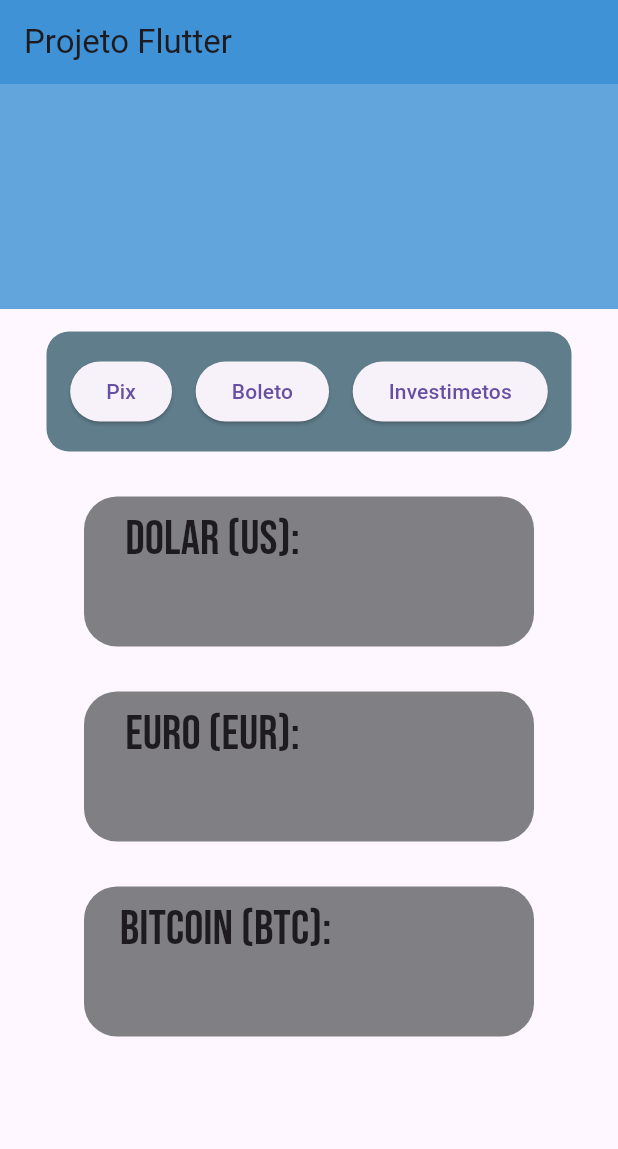
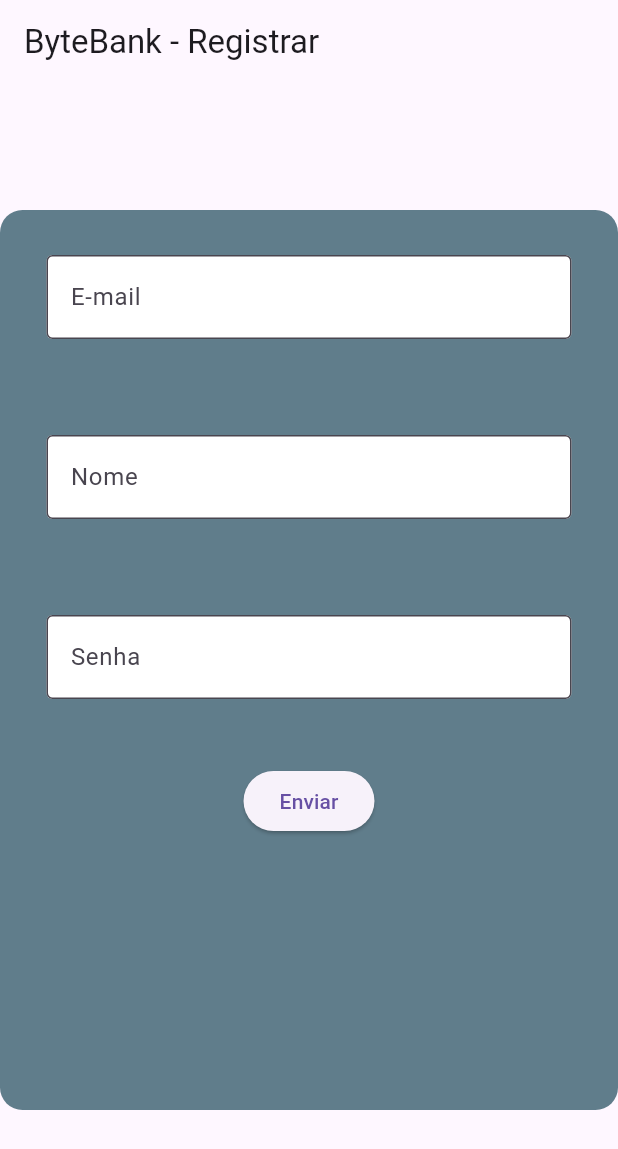
Before and after one commit to PiterMS/Banco, a Flutter app: the screen it shows after launch, on a phone screen of 412 x 824 dp. Shown: the top 1149 px of the screen. Run offline on Flutter 3.47's test engine with Material 3 defaults, Android fonts, the phone set to English and light mode, and no system bars; our stand-ins replace google_fonts.

Commit message:
PROJETO QUASE TERMINADO

```diff
--- a/banco_app/lib/Login.dart
+++ b/banco_app/lib/Login.dart
@@ -19,7 +19,7 @@ class _LoginState extends State<Login> {
   Widget build(BuildContext context) {
     return Scaffold(
       appBar: AppBar(
-        title: const Text('Login'), // Adicionei título
+        title: const Text('ByteBank - Login'), // Adicionei título
       ),
       body: Padding(
         padding: const EdgeInsets.all(20.0),
--- a/banco_app/lib/Pagina_Inicial.dart
+++ b/banco_app/lib/Pagina_Inicial.dart
@@ -1,5 +1,6 @@
 import 'package:flutter/material.dart';
 import 'package:google_fonts/google_fonts.dart';
+import 'API_FInanceira.dart';
 
 class Pagina_Inical extends StatefulWidget {
   @override
@@ -9,11 +10,33 @@ class Pagina_Inical extends StatefulWidget {
 }
 
 class _TelaInicio extends State<Pagina_Inical> {
+  String dolar = '';
+  String euro = '';
+  String bitcoin = '';
+
   @override
+  void initState() {
+    super.initState();
+    fetchExchangeRates();
+  }
+
+  Future<void> fetchExchangeRates() async {
+    try {
+      final data = await getData();
+      setState(() {
+        dolar = data['results']['currencies']['USD']['buy'].toString();
+        euro = data['results']['currencies']['EUR']['buy'].toString();
+        bitcoin = data['results']['cryptocurrencies']['BTC']['buy'].toString();
+      });
+    } catch (e) {
+      print(e);
+    }
+  }
+
   Widget build(BuildContext context) {
     return Scaffold(
       appBar: AppBar(
-        title: Text('Projeto Flutter'),
+        title: Text('ByteBank'),
         backgroundColor: Color.fromARGB(255, 64, 146, 214),
       ),
       body: Scrollbar(
@@ -24,8 +47,15 @@ class _TelaInicio extends State<Pagina_Inical> {
                 padding: EdgeInsets.fromLTRB(0, 0, 0, 15),
                 child: Container(
                   height: 150,
+                  width: 450,
                   decoration: BoxDecoration(
                     color: const Color.fromARGB(255, 97, 165, 220),
+                  ),
+                  child: Text(
+                    ' Seu Saldo: R\$ 0 \n ',
+                    style: GoogleFonts.bebasNeue(
+                      textStyle: Theme.of(context).textTheme.headlineLarge,
+                    ),
                   ),
                 ),
               ),
@@ -38,7 +68,6 @@ class _TelaInicio extends State<Pagina_Inical> {
                     color: Colors.blueGrey,
                     borderRadius: BorderRadius.circular(15.0),
                   ),
-
                   child: Row(
                     mainAxisAlignment: MainAxisAlignment.spaceEvenly,
                     children: [
@@ -46,14 +75,13 @@ class _TelaInicio extends State<Pagina_Inical> {
                       ElevatedButton(onPressed: () {}, child: Text('Boleto')),
                       ElevatedButton(
                         onPressed: () {},
-                        child: Text('Investimetos'),
+                        child: Text('Investimentos'),
                       ),
                     ],
                   ),
                 ),
               ),
-
-              //A 'div' para os flutter
+              // Dólar
               Padding(
                 padding: EdgeInsets.only(top: 30),
                 child: Container(
@@ -66,7 +94,7 @@ class _TelaInicio extends State<Pagina_Inical> {
                   child: Align(
                     alignment: Alignment(-0.7, -0.2),
                     child: Text(
-                      'Dolar (US):\n ',
+                      'Dólar (US):\n $dolar',
                       style: GoogleFonts.bebasNeue(
                         textStyle: Theme.of(context).textTheme.headlineLarge,
                       ),
@@ -74,7 +102,7 @@ class _TelaInicio extends State<Pagina_Inical> {
                   ),
                 ),
               ),
-
+              // Euro
               Padding(
                 padding: EdgeInsets.only(top: 30),
                 child: Container(
@@ -87,27 +115,7 @@ class _TelaInicio extends State<Pagina_Inical> {
                   child: Align(
                     alignment: Alignment(-0.7, -0.2),
                     child: Text(
-                      'Euro (EUR):\n ',
-                      style: GoogleFonts.bebasNeue(
-                        textStyle: Theme.of(context).textTheme.headlineLarge,
-                      ),
-                    ),
-                  ),
-                ),
-              ),
-              Padding(
-                padding: EdgeInsets.only(top: 30),
-                child: Container(
-                  width: 300.0,
-                  height: 100.0,
-                  decoration: BoxDecoration(
-                    color: const Color.fromARGB(166, 60, 62, 66),
-                    borderRadius: BorderRadius.circular(22),
-                  ),
-                  child: Align(
-                    alignment: Alignment(-0.7, -0.2),
-                    child: Text(
-                      'Bitcoin (BTC):\n ',
+                      'Euro (EUR):\n $euro',
                       style: GoogleFonts.bebasNeue(
                         textStyle: Theme.of(context).textTheme.headlineLarge,
                       ),
--- /dev/null
+++ b/banco_app/lib/Registrar.dart
@@ -0,0 +1,77 @@
+import 'package:flutter/material.dart';
+
+class Registrar extends StatefulWidget {
+  @override
+  State<StatefulWidget> createState() {
+    return _Registrar();
+  }
+}
+
+class _Registrar extends State<Registrar> {
+  @override
+  Widget build(BuildContext context) {
+    return Scaffold(
+      appBar: AppBar(title: Text('ByteBank - Registrar')),
+      body: Center(
+        child: Container(
+          width: 450,
+          height: 600,
+          padding: EdgeInsets.fromLTRB(30, 30, 30, 0),
+          decoration: BoxDecoration(
+            color: Colors.blueGrey,
+            borderRadius: BorderRadius.circular(15.0),
+          ),
+          child: Column(
+            mainAxisAlignment: MainAxisAlignment.start,
+            children: [
+              Container(
+                width: 350,
+                height: 100, // Ajuste a altura conforme necessário
+                child: TextFormField(
+                  decoration: InputDecoration(
+                    labelText: 'E-mail',
+                    border: const OutlineInputBorder(),
+                    filled: true,
+                    fillColor: Color.fromARGB(255, 255, 255, 255),
+                  ),
+                ),
+              ),
+              SizedBox(height: 20), // Espaçamento entre os campos
+              Container(
+                width: 350,
+                height: 100, // Ajuste a altura conforme necessário
+                child: TextFormField(
+                  decoration: InputDecoration(
+                    labelText: 'Nome',
+                    border: const OutlineInputBorder(),
+                    filled: true,
+                    fillColor: Color.fromARGB(255, 255, 255, 255),
+                  ),
+                ),
+              ),
+              SizedBox(height: 20), // Espaçamento entre os campos
+              Container(
+                width: 350,
+                height: 100, // Ajuste a altura conforme necessário
+                child: TextFormField(
+                  decoration: InputDecoration(
+                    labelText: 'Senha',
+                    border: const OutlineInputBorder(),
+                    filled: true,
+                    fillColor: Color.fromARGB(255, 255, 255, 255),
+                  ),
+                ),
+              ),
+              ElevatedButton(
+                onPressed: () {
+                  Navigator.pushReplacementNamed(context, '/Login');
+                },
+                child: Text('Enviar'),
+              ),
+            ],
+          ),
+        ),
+      ),
+    );
+  }
+}
--- a/banco_app/lib/main.dart
+++ b/banco_app/lib/main.dart
@@ -1,25 +1,19 @@
+import 'package:banco_app/Registrar.dart';
 import 'package:flutter/material.dart';
 import 'Pagina_Inicial.dart';
 import 'Login.dart';
 
-void main() {
-  runApp(const MyApp());
-}
-
-class MyApp extends StatelessWidget {
-  const MyApp({super.key});
-
-  // This widget is the root of your application.
-  @override
-  Widget build(BuildContext context) {
-    return MaterialApp(
-      title: 'Flutter Demo',
+void main() async {
+  runApp(
+    MaterialApp(
+      title: 'ByteBank',
       theme: ThemeData(),
-      initialRoute: '/telainicial',
+      initialRoute: '/Registrar',
       routes: {
         '/telainicial': (context) => Pagina_Inical(),
         '/Login': (context) => Login(),
+        '/Registrar': (context) => Registrar(),
       },
-    );
-  }
+    ),
+  );
 }
```
Also changed, not shown: banco_app/lib/API_FInanceira.dart (added, +12 -0 lines), banco_app/web_entrypoint.dart (added), 1 other file.
